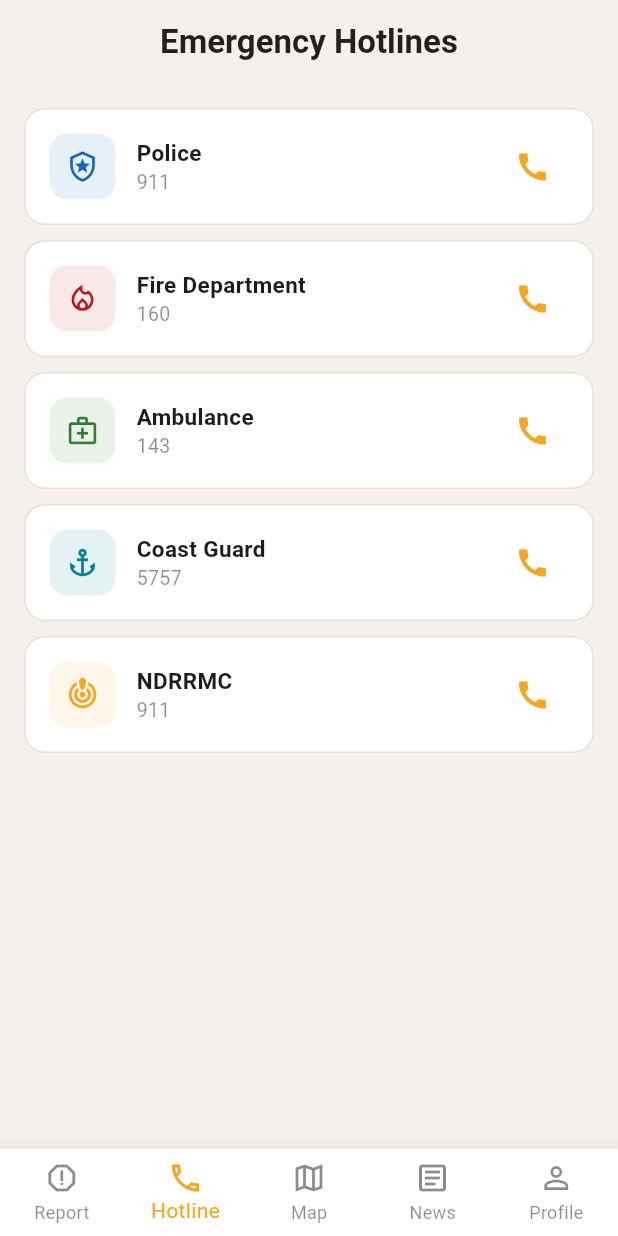
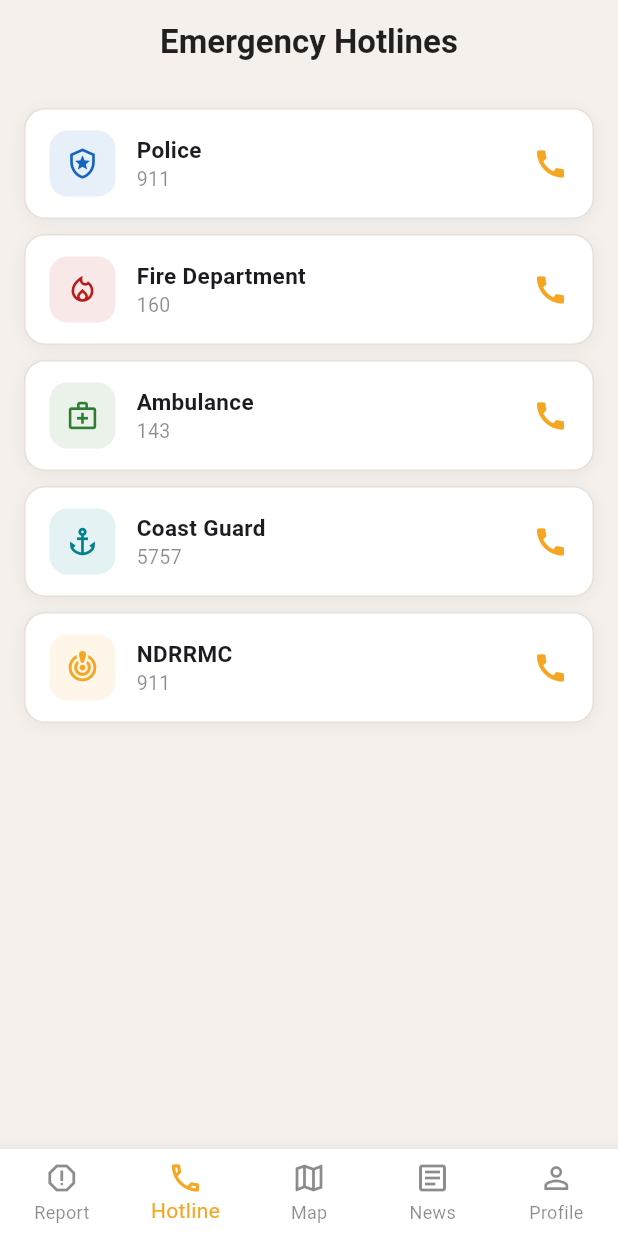
Before and after one commit to joshuaapostol24/application_ui_resq, a Flutter app: the screen it shows after launch, item 2 of the bottom bar chosen, on a phone screen of 412 x 824 dp. Run offline on Flutter 3.47's test engine with Material 3 defaults, Android fonts, the phone set to English and light mode, and no system bars; our stand-ins replace flutter_map, image_picker, latlong2, permission_handler.

Commit message:
fixed hotline screen

```diff
--- a/lib/screens/hotline_screen.dart
+++ b/lib/screens/hotline_screen.dart
@@ -1,15 +1,39 @@
 import 'package:flutter/material.dart';
-
 
 class HotlineScreen extends StatelessWidget {
   const HotlineScreen({super.key});
 
-  final List<Map<String, dynamic>> hotlines = const [
-    {'title': 'Police', 'number': '911', 'icon': Icons.local_police_outlined, 'color': Color(0xFF1565C0)},
-    {'title': 'Fire Department', 'number': '160', 'icon': Icons.local_fire_department_outlined, 'color': Color(0xFFB71C1C)},
-    {'title': 'Ambulance', 'number': '143', 'icon': Icons.medical_services_outlined, 'color': Color(0xFF2E7D32)},
-    {'title': 'Coast Guard', 'number': '5757', 'icon': Icons.anchor_outlined, 'color': Color(0xFF00838F)},
-    {'title': 'NDRRMC', 'number': '911', 'icon': Icons.crisis_alert_outlined, 'color': Color(0xFFF5A623)},
+  static const List<Map<String, dynamic>> hotlines = [
+    {
+      'title': 'Police',
+      'number': '911',
+      'icon': Icons.local_police_outlined,
+      'color': Color(0xFF1565C0)
+    },
+    {
+      'title': 'Fire Department',
+      'number': '160',
+      'icon': Icons.local_fire_department_outlined,
+      'color': Color(0xFFB71C1C)
+    },
+    {
+      'title': 'Ambulance',
+      'number': '143',
+      'icon': Icons.medical_services_outlined,
+      'color': Color(0xFF2E7D32)
+    },
+    {
+      'title': 'Coast Guard',
+      'number': '5757',
+      'icon': Icons.anchor_outlined,
+      'color': Color(0xFF00838F)
+    },
+    {
+      'title': 'NDRRMC',
+      'number': '911',
+      'icon': Icons.crisis_alert_outlined,
+      'color': Color(0xFFF5A623)
+    },
   ];
 
   @override
@@ -37,6 +61,13 @@ class HotlineScreen extends StatelessWidget {
               color: Colors.white,
               borderRadius: BorderRadius.circular(14),
               border: Border.all(color: const Color(0xFFE8E0D8)),
+              boxShadow: [
+                BoxShadow(
+                  color: Colors.black.withOpacity(0.05),
+                  blurRadius: 8,
+                  offset: const Offset(0, 2),
+                ),
+              ],
             ),
             child: Row(
               children: [
@@ -47,24 +78,35 @@ class HotlineScreen extends StatelessWidget {
                     color: (h['color'] as Color).withOpacity(0.1),
                     borderRadius: BorderRadius.circular(12),
                   ),
-                  child: Icon(h['icon'] as IconData, color: h['color'] as Color, size: 22),
+                  child: Icon(
+                    h['icon'] as IconData,
+                    color: h['color'] as Color,
+                    size: 22,
+                  ),
                 ),
                 const SizedBox(width: 14),
                 Expanded(
                   child: Column(
                     crossAxisAlignment: CrossAxisAlignment.start,
                     children: [
-                      Text(h['title'] as String,
-                          style: const TextStyle(fontWeight: FontWeight.w600, fontSize: 15)),
-                      Text(h['number'] as String,
-                          style: const TextStyle(color: Colors.black45, fontSize: 13)),
+                      Text(
+                        h['title'] as String,
+                        style: const TextStyle(
+                          fontWeight: FontWeight.w600,
+                          fontSize: 15,
+                        ),
+                      ),
+                      Text(
+                        h['number'] as String,
+                        style: const TextStyle(
+                          color: Colors.black45,
+                          fontSize: 13,
+                        ),
+                      ),
                     ],
                   ),
                 ),
-                IconButton(
-                  icon: const Icon(Icons.call, color: Color(0xFFF5A623)),
-                  onPressed: () {},
-                ),
+                Icon(Icons.call, color: Color(0xFFF5A623)),
               ],
             ),
           );
--- a/pubspec.yaml
+++ b/pubspec.yaml
@@ -39,6 +39,7 @@ dependencies:
   latlong2: ^0.9.1
   image_picker: ^1.0.7
   permission_handler: ^11.3.1
+  url_launcher: ^6.3.0   # Add this line
 
 dev_dependencies:
   flutter_test:
```
Also changed, not shown: lib/screens/report_screen.dart (+20 -28 lines), pubspec.lock, 6 other files.
